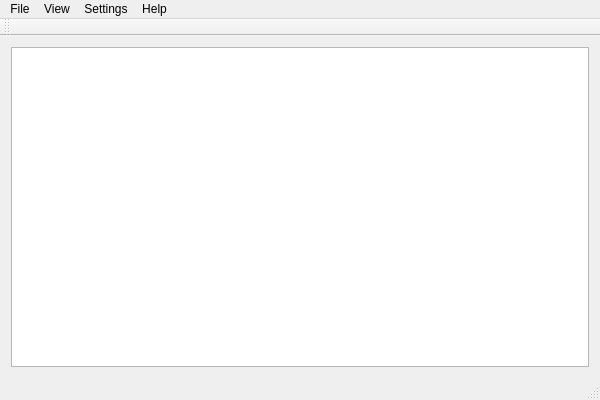
udif/qautorouter-svn, file qautorouter.ui: the form before one commit.
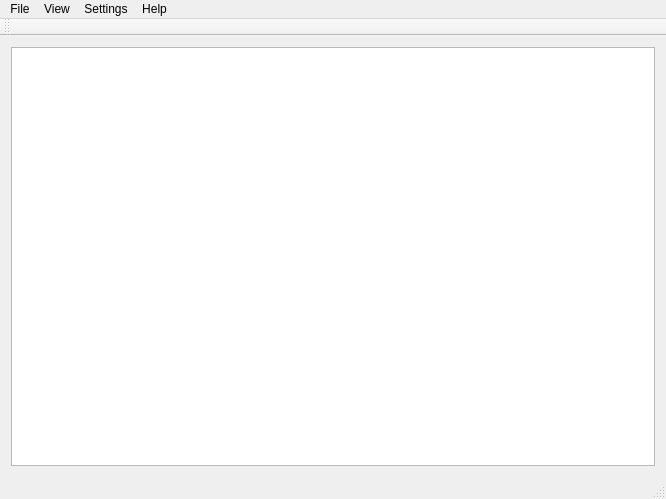
The form after the commit.

```diff
--- a/qautorouter.ui
+++ b/qautorouter.ui
@@ -6,8 +6,8 @@
    <rect>
     <x>0</x>
     <y>0</y>
-    <width>600</width>
-    <height>400</height>
+    <width>666</width>
+    <height>499</height>
    </rect>
   </property>
   <property name="windowTitle">
@@ -25,17 +25,10 @@
     <rect>
      <x>0</x>
      <y>0</y>
-     <width>600</width>
+     <width>666</width>
      <height>21</height>
     </rect>
    </property>
-   <widget class="QMenu" name="menuFile">
-    <property name="title">
-     <string>File</string>
-    </property>
-    <addaction name="actionOpen"/>
-    <addaction name="actionQuit"/>
-   </widget>
    <widget class="QMenu" name="menuHelp">
     <property name="title">
      <string>Help</string>
@@ -56,6 +49,16 @@
     </property>
     <addaction name="actionOptions"/>
    </widget>
+   <widget class="QMenu" name="menuFile">
+    <property name="title">
+     <string>File</string>
+    </property>
+    <addaction name="actionOpen"/>
+    <addaction name="actionSave"/>
+    <addaction name="actionSave_As"/>
+	<addaction name="separator"/>
+	<addaction name="actionQuit"/>
+   </widget>
    <addaction name="menuFile"/>
    <addaction name="menuView"/>
    <addaction name="menuSettings"/>
```
Left out of the diff: 10 changed lines with no effect on the pictures.
